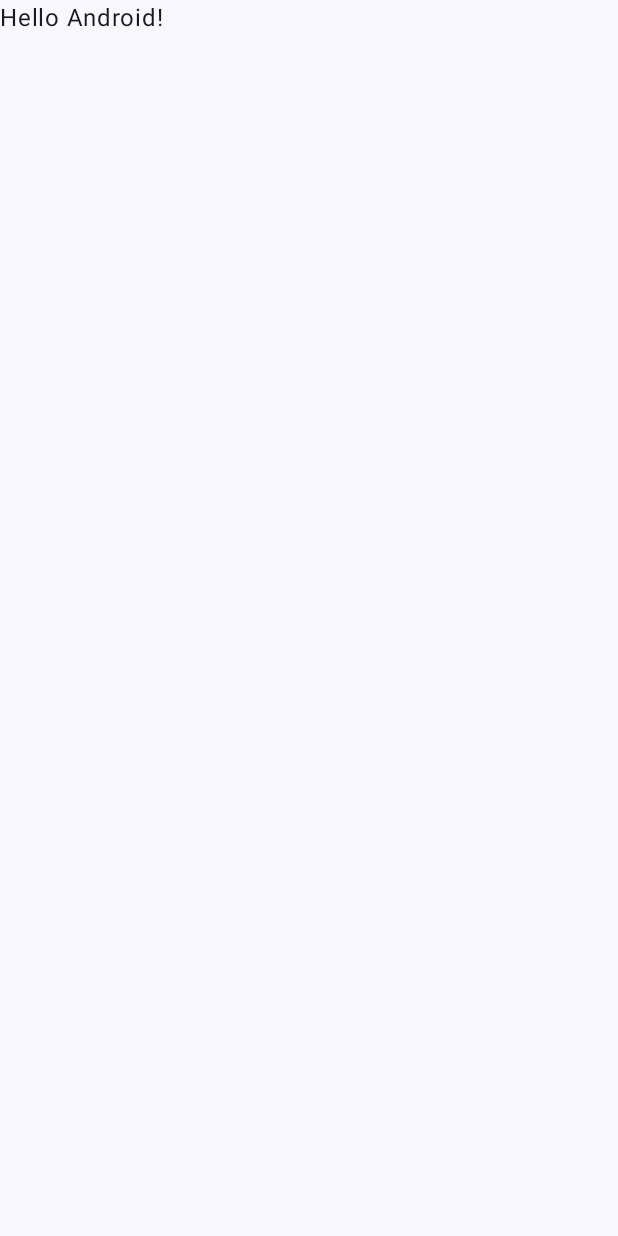
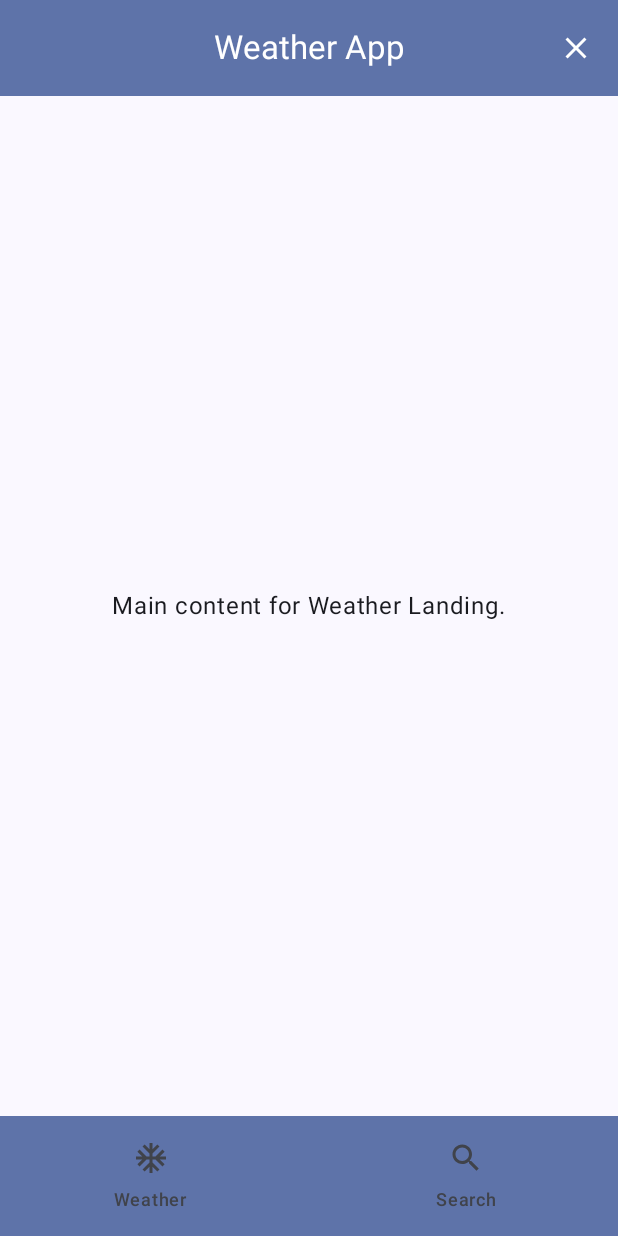
Before and after one commit to mrweikiat/App-Playground, an Android app built with Jetpack Compose: the WeatherActivity screen opened directly, with no data from a screen before it, on a phone screen of 412 x 824 dp. Before the commit the screen is almost empty. Run offline under Robolectric (Android 15) with nearby library versions, the phone set to English and light mode, and no system bars.

Commit message:
Update weather module

```diff
--- a/app/src/main/AndroidManifest.xml
+++ b/app/src/main/AndroidManifest.xml
@@ -12,7 +12,7 @@
         android:supportsRtl="true"
         android:theme="@style/Theme.MyApplication">
         <activity
-            android:name=".landingpage.MainActivity"
+            android:name=".ui.theme.landingpage.MainActivity"
             android:exported="true"
             android:label="@string/app_name"
             android:theme="@style/Theme.MyApplication">
--- a/app/src/main/java/com/example/myapplication/landingpage/LandingPage.kt
+++ /dev/null
@@ -1,4 +0,0 @@
-package com.example.myapplication.landingpage
-
-class LandingPage {
-}
--- a/app/src/main/java/com/example/myapplication/landingpage/LandingPageItemType.kt
+++ /dev/null
@@ -1,6 +0,0 @@
-package com.example.myapplication.landingpage
-
-enum class LandingPageItemType(val displayName: String) {
-    MVI_PROTOTYPE("MVI Prototype"),
-    GRAPH_QL("Graph QL"),
-}
--- /dev/null
+++ b/app/src/main/java/com/example/myapplication/ui/theme/landingpage/LandingPage.kt
@@ -0,0 +1,4 @@
+package com.example.myapplication.ui.theme.landingpage
+
+class LandingPage {
+}
--- /dev/null
+++ b/app/src/main/java/com/example/myapplication/ui/theme/landingpage/LandingPageItemType.kt
@@ -0,0 +1,6 @@
+package com.example.myapplication.ui.theme.landingpage
+
+enum class LandingPageItemType(val displayName: String) {
+    MVI_PROTOTYPE("Weather app with MVI"),
+    GRAPH_QL("Graph QL"),
+}
--- a/app/src/main/java/com/example/myapplication/landingpage/LandingPageViewModel.kt
+++ b/app/src/main/java/com/example/myapplication/ui/theme/landingpage/LandingPageScreen.kt
@@ -1,4 +1,4 @@
-package com.example.myapplication.landingpage
+package com.example.myapplication.ui.theme.landingpage
 
 import androidx.compose.foundation.clickable
 import androidx.compose.foundation.layout.Column
@@ -11,7 +11,6 @@ import androidx.compose.foundation.lazy.LazyColumn
 import androidx.compose.foundation.lazy.items
 import androidx.compose.foundation.shape.RoundedCornerShape
 import androidx.compose.material3.Card
-import androidx.compose.material3.CardDefaults
 import androidx.compose.material3.MaterialTheme
 import androidx.compose.material3.Text
 import androidx.compose.runtime.Composable
--- a/app/src/main/java/com/example/myapplication/landingpage/MainActivity.kt
+++ b/app/src/main/java/com/example/myapplication/ui/theme/landingpage/MainActivity.kt
@@ -1,4 +1,4 @@
-package com.example.myapplication.landingpage
+package com.example.myapplication.ui.theme.landingpage
 
 import android.content.Intent
 import android.os.Bundle
--- a/gradle/libs.versions.toml
+++ b/gradle/libs.versions.toml
@@ -8,6 +8,8 @@ espressoCore = "3.6.1"
 lifecycleRuntimeKtx = "2.9.1"
 activityCompose = "1.10.1"
 composeBom = "2024.09.00"
+navigationRuntimeAndroid = "2.9.2"
+navigationComposeJvmstubs = "2.9.2"
 
 [libraries]
 androidx-core-ktx = { group = "androidx.core", name = "core-ktx", version.ref = "coreKtx" }
@@ -24,6 +26,8 @@ androidx-ui-tooling-preview = { group = "androidx.compose.ui", name = "ui-toolin
 androidx-ui-test-manifest = { group = "androidx.compose.ui", name = "ui-test-manifest" }
 androidx-ui-test-junit4 = { group = "androidx.compose.ui", name = "ui-test-junit4" }
 androidx-material3 = { group = "androidx.compose.material3", name = "material3" }
+androidx-navigation-runtime-android = { group = "androidx.navigation", name = "navigation-runtime-android", version.ref = "navigationRuntimeAndroid" }
+androidx-navigation-compose-jvmstubs = { group = "androidx.navigation", name = "navigation-compose-jvmstubs", version.ref = "navigationComposeJvmstubs" }
 
 [plugins]
 android-application = { id = "com.android.application", version.ref = "agp" }
--- a/weather/build.gradle.kts
+++ b/weather/build.gradle.kts
@@ -35,7 +35,7 @@ android {
     }
 
     composeOptions {
-        kotlinCompilerExtensionVersion = "1.5.10"
+        kotlinCompilerExtensionVersion = "1.5.11"
     }
 }
 
@@ -48,6 +48,8 @@ dependencies {
     implementation(libs.androidx.ui.graphics)
     implementation(libs.androidx.ui.tooling.preview)
     implementation(libs.androidx.material3)
+    implementation("androidx.navigation:navigation-compose:2.7.7")
+    implementation("androidx.compose.material:material-icons-extended")
     testImplementation(libs.junit)
     androidTestImplementation(libs.androidx.junit)
     androidTestImplementation(libs.androidx.espresso.core)
--- a/weather/src/main/java/com/example/weather/WeatherActivity.kt
+++ b/weather/src/main/java/com/example/weather/WeatherActivity.kt
@@ -4,13 +4,7 @@ import android.os.Bundle
 import androidx.activity.ComponentActivity
 import androidx.activity.compose.setContent
 import androidx.activity.enableEdgeToEdge
-import androidx.compose.foundation.layout.fillMaxSize
-import androidx.compose.foundation.layout.padding
-import androidx.compose.material3.Scaffold
-import androidx.compose.material3.Text
-import androidx.compose.runtime.Composable
-import androidx.compose.ui.Modifier
-import androidx.compose.ui.tooling.preview.Preview
+import androidx.navigation.compose.rememberNavController
 import com.example.weather.ui.theme.MyApplicationTheme
 
 class WeatherActivity : ComponentActivity() {
@@ -19,29 +13,13 @@ class WeatherActivity : ComponentActivity() {
         enableEdgeToEdge()
         setContent {
             MyApplicationTheme {
-                Scaffold(modifier = Modifier.fillMaxSize()) { innerPadding ->
-                    Greeting(
-                        name = "Android",
-                        modifier = Modifier.padding(innerPadding)
-                    )
-                }
+                val navController = rememberNavController()
+
+                WeatherLandingPage(
+                    navController = navController,
+                    onCloseClicked = { finish() },
+                )
             }
         }
     }
 }
-
-@Composable
-fun Greeting(name: String, modifier: Modifier = Modifier) {
-    Text(
-        text = "Hello $name!",
-        modifier = modifier
-    )
-}
-
-@Preview(showBackground = true)
-@Composable
-fun GreetingPreview() {
-    MyApplicationTheme {
-        Greeting("Android")
-    }
-}
--- /dev/null
+++ b/weather/src/main/java/com/example/weather/WeatherLandingPage.kt
@@ -0,0 +1,123 @@
+package com.example.weather
+
+import androidx.compose.foundation.layout.Arrangement
+import androidx.compose.foundation.layout.Column
+import androidx.compose.foundation.layout.PaddingValues
+import androidx.compose.foundation.layout.fillMaxSize
+import androidx.compose.foundation.layout.padding
+import androidx.compose.material.icons.Icons
+import androidx.compose.material.icons.filled.AcUnit
+import androidx.compose.material.icons.filled.AccountBox
+import androidx.compose.material.icons.filled.Close
+import androidx.compose.material.icons.filled.Person
+import androidx.compose.material.icons.filled.Search
+import androidx.compose.material3.CenterAlignedTopAppBar
+import androidx.compose.material3.ExperimentalMaterial3Api
+import androidx.compose.material3.Icon
+import androidx.compose.material3.IconButton
+import androidx.compose.material3.MaterialTheme
+import androidx.compose.material3.NavigationBar
+import androidx.compose.material3.NavigationBarItem
+import androidx.compose.material3.Scaffold
+import androidx.compose.material3.Text
+import androidx.compose.material3.TopAppBarDefaults
+import androidx.compose.runtime.Composable
+import androidx.compose.ui.Alignment
+import androidx.compose.ui.Modifier
+import androidx.navigation.NavController
+import androidx.navigation.NavHostController
+import androidx.navigation.compose.NavHost
+import androidx.navigation.compose.composable
+import com.example.weather.navigation.WeatherRoutes
+
+@Composable
+fun WeatherLandingPage(
+    navController: NavHostController,
+    onCloseClicked: () -> Unit,
+) {
+    Scaffold(
+        modifier = Modifier.fillMaxSize(),
+        topBar = {
+            WeatherTopBar(
+                navController = navController, title = "Weather App",
+                onCloseClicked = onCloseClicked,
+            )
+        },
+        bottomBar = {
+            WeatherBottomBar(
+                navController = navController,
+            )
+        }
+    ) { innerPadding ->
+        NavHost(
+            navController = navController,
+            startDestination = WeatherRoutes.WEATHER_LANDING,
+            modifier = Modifier
+                .fillMaxSize()
+                .padding(innerPadding)
+        ) {
+            composable(WeatherRoutes.WEATHER_LANDING) {
+                WeatherLandingPageContent()
+            }
+        }
+    }
+}
+
+@OptIn(ExperimentalMaterial3Api::class)
+@Composable
+fun WeatherTopBar(
+    navController: NavController, title: String,
+    onCloseClicked: () -> Unit,
+) {
+    CenterAlignedTopAppBar(
+        title = { Text(title) },
+        actions = {
+            IconButton(onClick = {
+                onCloseClicked()
+            }) {
+                Icon(
+                    imageVector = Icons.Filled.Close,
+                    contentDescription = "Close"
+                )
+            }
+        },
+        colors = TopAppBarDefaults.centerAlignedTopAppBarColors(
+            containerColor = MaterialTheme.colorScheme.primaryContainer,
+            titleContentColor = MaterialTheme.colorScheme.onPrimaryContainer,
+            actionIconContentColor = MaterialTheme.colorScheme.onPrimaryContainer
+        )
+    )
+}
+
+@Composable
+fun WeatherBottomBar(
+    navController: NavController,
+) {
+    val items = listOf("Weather", "Search")
+    val icons = listOf(Icons.Filled.AcUnit, Icons.Filled.Search)
+
+    NavigationBar(
+        containerColor = MaterialTheme.colorScheme.primaryContainer,
+        contentColor = MaterialTheme.colorScheme.onPrimaryContainer
+    ) {
+        items.forEachIndexed { index, item ->
+            NavigationBarItem(
+                icon = { Icon(icons[index], contentDescription = item) },
+                label = { Text(item) },
+                selected = false,
+                onClick = { },
+            )
+        }
+    }
+}
+
+@Composable
+fun WeatherLandingPageContent() {
+    Column(
+        modifier = Modifier.fillMaxSize(),
+        horizontalAlignment = Alignment.CenterHorizontally,
+        verticalArrangement = Arrangement.Center
+    ) {
+        Text(text = "Main content for Weather Landing.", style = MaterialTheme.typography.bodyLarge)
+    }
+}
```
Also changed, not shown: weather/src/main/java/com/example/weather/navigation/WeatherRoutes.kt (added, +7 -0 lines).
